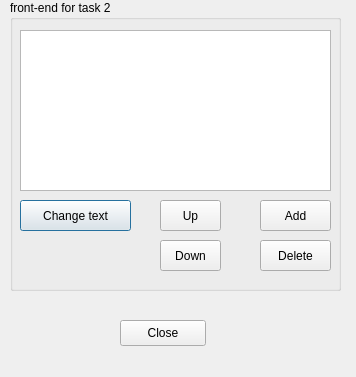
Old version of the form task2.ui in the repository v01z/qt_2.
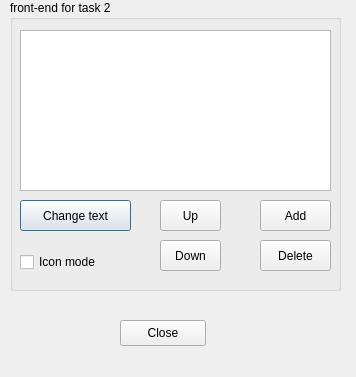
New version of the form.

Commit message: Second task is ready.

What changed in the file:
```diff
--- a/task2.ui
+++ b/task2.ui
@@ -115,6 +115,22 @@
      <string>Delete</string>
     </property>
    </widget>
+   <widget class="QCheckBox" name="cbxViewModeSwitcher">
+    <property name="geometry">
+     <rect>
+      <x>10</x>
+      <y>250</y>
+      <width>94</width>
+      <height>24</height>
+     </rect>
+    </property>
+    <property name="toolTip">
+     <string>Switch view mode</string>
+    </property>
+    <property name="text">
+     <string>Icon mode</string>
+    </property>
+   </widget>
   </widget>
   <widget class="QPushButton" name="btnClose">
    <property name="geometry">
```
The commit also changes 2 other files.
